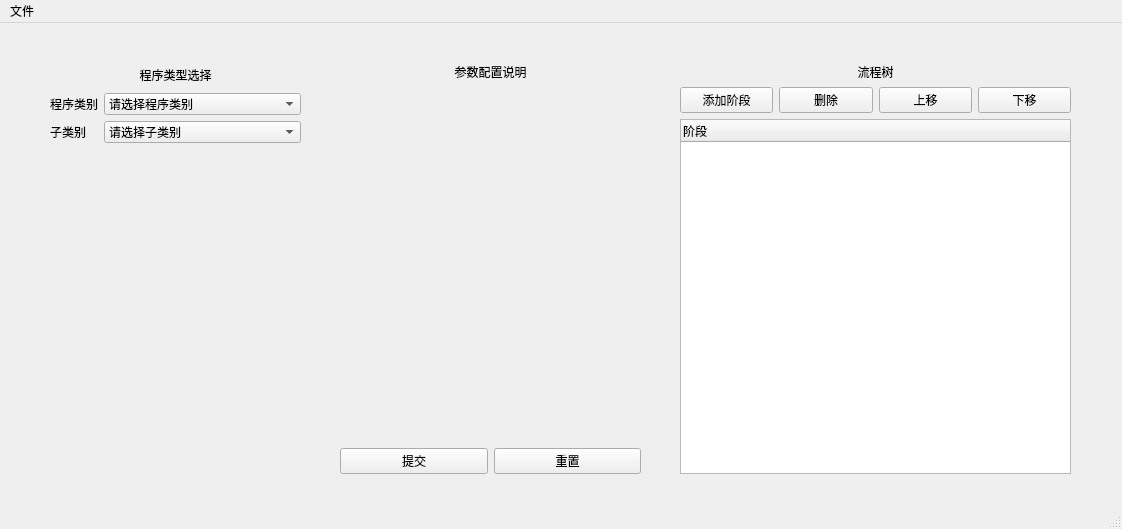
This is mainwindow.ui in woodfsg/QT_ConfigUI as Qt 5 draws it before an edit. The edited form follows.
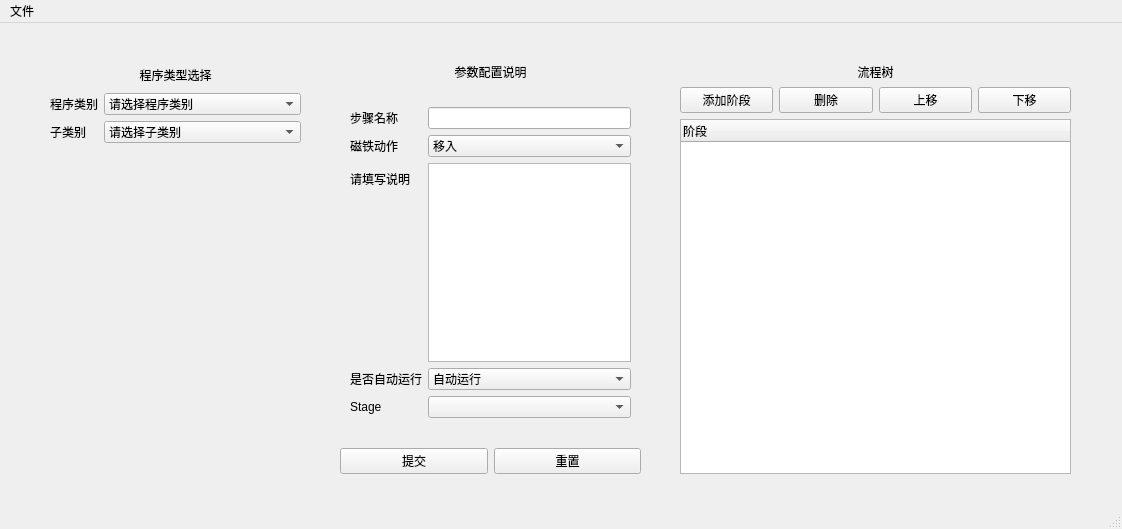
This is the edited form. The open tabs and pages were chosen to show the change. Custom widgets are drawn as their Qt base class.

```diff
--- a/mainwindow.ui
+++ b/mainwindow.ui
@@ -273,6 +273,136 @@
          </layout>
         </widget>
        </widget>
+       <widget class="QWidget" name="pipelineInfoPage">
+        <widget class="QWidget" name="formLayoutWidget_3">
+         <property name="geometry">
+          <rect>
+           <x>30</x>
+           <y>30</y>
+           <width>241</width>
+           <height>291</height>
+          </rect>
+         </property>
+         <layout class="QFormLayout" name="formLayout_4">
+          <item row="0" column="0">
+           <widget class="QLabel" name="label_12">
+            <property name="text">
+             <string>步骤名称</string>
+            </property>
+           </widget>
+          </item>
+          <item row="0" column="1">
+           <widget class="QLineEdit" name="pipelineInfoStepNameLineEdit"/>
+          </item>
+          <item row="1" column="0">
+           <widget class="QLabel" name="label_13">
+            <property name="text">
+             <string>请填写说明</string>
+            </property>
+           </widget>
+          </item>
+          <item row="1" column="1">
+           <widget class="QTextEdit" name="pipelineInfoDescriptionTextEdit"/>
+          </item>
+          <item row="2" column="0">
+           <widget class="QLabel" name="label_14">
+            <property name="text">
+             <string>Stage</string>
+            </property>
+           </widget>
+          </item>
+          <item row="2" column="1">
+           <widget class="MultiSelectComboBox" name="pipelineInfoStageComboBox"/>
+          </item>
+         </layout>
+        </widget>
+       </widget>
+       <widget class="QWidget" name="magnetActionPage">
+        <widget class="QWidget" name="formLayoutWidget_4">
+         <property name="geometry">
+          <rect>
+           <x>10</x>
+           <y>20</y>
+           <width>281</width>
+           <height>311</height>
+          </rect>
+         </property>
+         <layout class="QFormLayout" name="formLayout_5">
+          <item row="0" column="0">
+           <widget class="QLabel" name="label_15">
+            <property name="text">
+             <string>步骤名称</string>
+            </property>
+           </widget>
+          </item>
+          <item row="0" column="1">
+           <widget class="QLineEdit" name="magnetActionStepNameLineEdit"/>
+          </item>
+          <item row="1" column="0">
+           <widget class="QLabel" name="label_16">
+            <property name="text">
+             <string>磁铁动作</string>
+            </property>
+           </widget>
+          </item>
+          <item row="1" column="1">
+           <widget class="QComboBox" name="magnetActionComboBox">
+            <item>
+             <property name="text">
+              <string>移入</string>
+             </property>
+            </item>
+            <item>
+             <property name="text">
+              <string>移出</string>
+             </property>
+            </item>
+           </widget>
+          </item>
+          <item row="2" column="0">
+           <widget class="QLabel" name="label_17">
+            <property name="text">
+             <string>请填写说明</string>
+            </property>
+           </widget>
+          </item>
+          <item row="2" column="1">
+           <widget class="QTextEdit" name="magnetActionDescriptionTextEdit"/>
+          </item>
+          <item row="3" column="0">
+           <widget class="QLabel" name="label_18">
+            <property name="text">
+             <string>是否自动运行</string>
+            </property>
+           </widget>
+          </item>
+          <item row="3" column="1">
+           <widget class="QComboBox" name="magnetActionAutomationComboBox">
+            <item>
+             <property name="text">
+              <string>自动运行</string>
+             </property>
+            </item>
+            <item>
+             <property name="text">
+              <string>手动运行</string>
+             </property>
+            </item>
+           </widget>
+          </item>
+          <item row="4" column="0">
+           <widget class="QLabel" name="label_19">
+            <property name="text">
+             <string>Stage</string>
+            </property>
+           </widget>
+          </item>
+          <item row="4" column="1">
+           <widget class="MultiSelectComboBox" name="magnetActionStageComboBox"/>
+          </item>
+         </layout>
+        </widget>
+       </widget>
       </widget>
      </item>
      <item>
```
Left out of the diff: 5 changed lines with no effect on the pictures.
